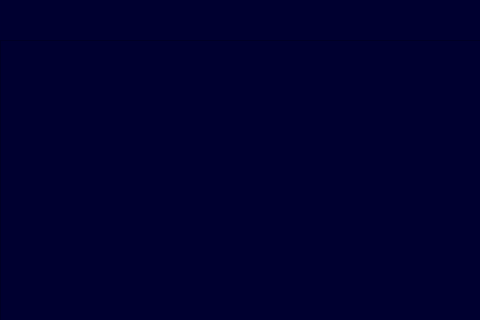
Qt form interface.ui (Szymon579/Pac-Xon) before a commit; both pictures show x 0 to 480 and y 0 to 320 of the 900 by 640 pixel window.
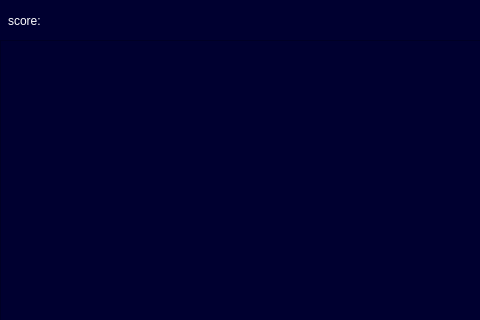
The same form after that commit. The open tabs and pages were chosen to show the change. Icons and pictures are not drawn.

Patch:
```diff
--- a/interface.ui
+++ b/interface.ui
@@ -137,6 +137,25 @@
        <height>600</height>
       </rect>
      </property>
+     <property name="styleSheet">
+      <string notr="true">color: rgb(255, 255, 255);</string>
+     </property>
+    </widget>
+    <widget class="QLabel" name="label_2">
+     <property name="geometry">
+      <rect>
+       <x>8</x>
+       <y>10</y>
+       <width>111</width>
+       <height>21</height>
+      </rect>
+     </property>
+     <property name="styleSheet">
+      <string notr="true">color: rgb(255, 255, 255);</string>
+     </property>
+     <property name="text">
+      <string>score:</string>
+     </property>
     </widget>
    </widget>
    <widget class="QWidget" name="leaderPage">
```
